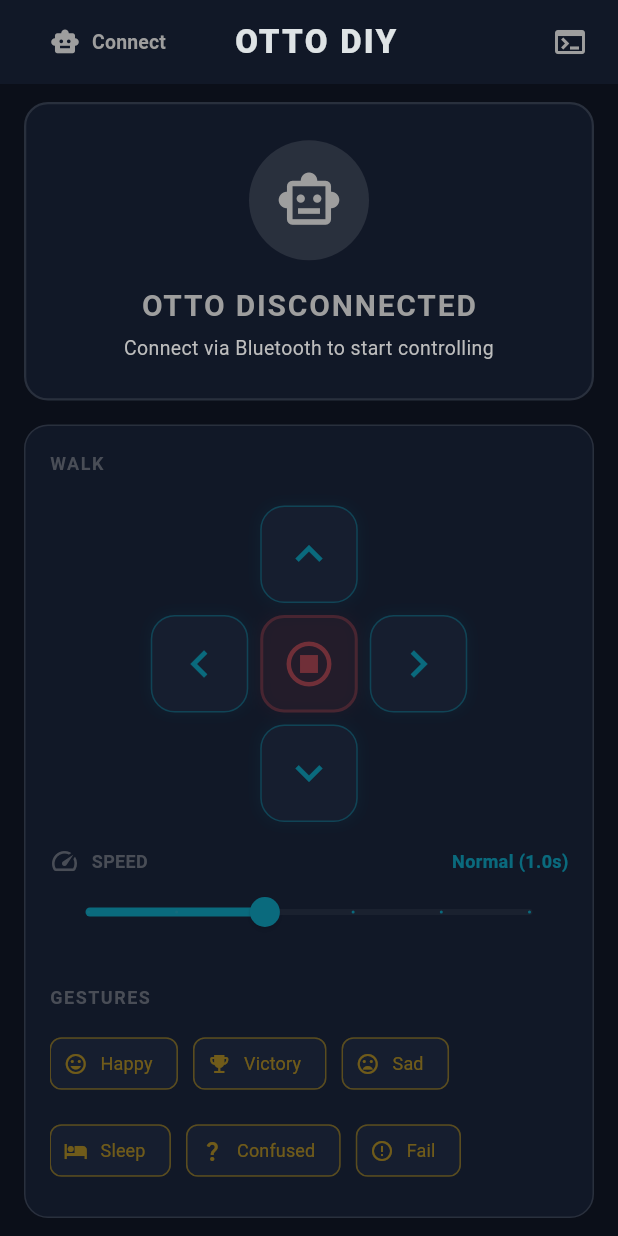
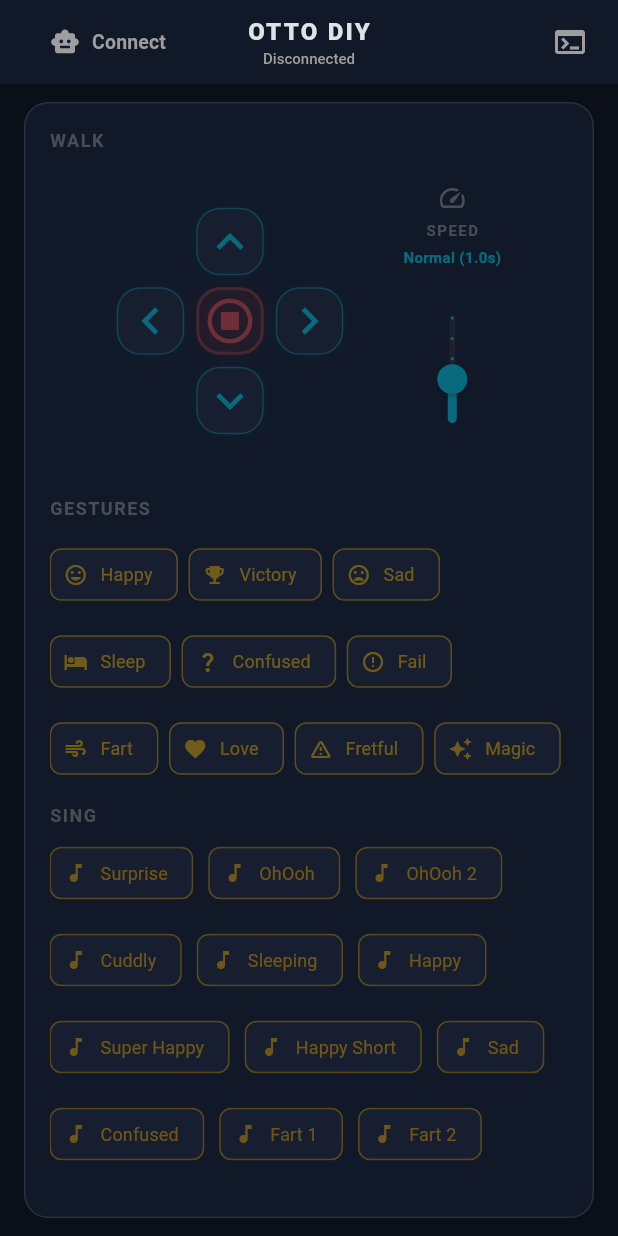
Before and after one commit to Dawied/ottodiy_classic_app, a Flutter app: the screen it shows after launch, on a phone screen of 412 x 824 dp. Run offline on Flutter 3.47's test engine with Material 3 defaults, Android fonts, the phone set to English and light mode, and no system bars; our stand-ins replace flutter_blue_plus, permission_handler.

Commit message:
Improved layout for mobile devices

```diff
--- a/lib/main.dart
+++ b/lib/main.dart
@@ -982,9 +982,29 @@
                     : _showConnectionModal,
               ),
             ),
-            title: const Text(
+            title: Column(
+              mainAxisSize: MainAxisSize.min,
+              children: [
+                const Text(
                   'OTTO DIY',
-              style: TextStyle(fontWeight: FontWeight.w900, letterSpacing: 1.5),
+                  style: TextStyle(
+                    fontWeight: FontWeight.w900,
+                    letterSpacing: 1.5,
+                    fontSize: 16,
+                  ),
+                ),
+                const SizedBox(height: 2),
+                Text(
+                  isConnected
+                      ? 'Connected: ${_btManager.connectedDevice!.name}'
+                      : 'Disconnected',
+                  style: TextStyle(
+                    fontSize: 10,
+                    fontWeight: FontWeight.w500,
+                    color: isConnected ? const Color(0xFF00E5FF) : Colors.grey,
+                  ),
+                ),
+              ],
             ),
             actions: [
               IconButton(
@@ -1015,64 +1035,9 @@
                 child: Column(
                   crossAxisAlignment: CrossAxisAlignment.stretch,
                   children: [
-                    // Top robot status panel
-                    Container(
-                      padding: const EdgeInsets.symmetric(
-                        vertical: 24,
-                        horizontal: 16,
-                      ),
-                      decoration: BoxDecoration(
-                        color: const Color(0xFF111827),
-                        borderRadius: BorderRadius.circular(16),
-                        border: Border.all(
-                          color: isConnected
-                              ? const Color(0xFF00E5FF).withValues(alpha: 0.3)
-                              : Colors.white10,
-                          width: 1.5,
-                        ),
-                      ),
-                      child: Column(
-                        children: [
-                          // Beautiful robot pulse visualization
-                          _RobotVisualizer(
-                            isConnected: isConnected,
-                            onTap: isConnected
-                                ? () => _btManager.disconnect()
-                                : _showConnectionModal,
-                          ),
-                          const SizedBox(height: 16),
-                          Text(
-                            isConnected
-                                ? 'OTTO CONNECTED'
-                                : 'OTTO DISCONNECTED',
-                            style: TextStyle(
-                              fontSize: 20,
-                              fontWeight: FontWeight.bold,
-                              color: isConnected
-                                  ? const Color(0xFF00E5FF)
-                                  : Colors.grey,
-                              letterSpacing: 1.2,
-                            ),
-                          ),
-                          const SizedBox(height: 4),
-                          Text(
-                            isConnected
-                                ? 'Device: ${_btManager.connectedDevice!.name}'
-                                : 'Connect via Bluetooth to start controlling',
-                            style: TextStyle(
-                              color: Colors.grey[400],
-                              fontSize: 13,
-                            ),
-                            textAlign: TextAlign.center,
-                          ),
-                        ],
-                      ),
-                    ),
-                    const SizedBox(height: 16),
-
                     // Controls Grid
                     Expanded(
-                      flex: 4,
+                      flex: 3,
                       child: Container(
                         padding: const EdgeInsets.all(16),
                         decoration: BoxDecoration(
@@ -1080,11 +1045,11 @@
                           borderRadius: BorderRadius.circular(16),
                           border: Border.all(color: Colors.white10),
                         ),
+                        child: SingleChildScrollView(
                           child: Opacity(
                             opacity: isConnected ? 1.0 : 0.4,
                             child: AbsorbPointer(
                               absorbing: !isConnected,
-                            child: SingleChildScrollView(
                               child: Column(
                                 crossAxisAlignment: CrossAxisAlignment.stretch,
                                 children: [
@@ -1098,10 +1063,15 @@
                                     ),
                                   ),
                                   const SizedBox(height: 20),
+                                  // Joystick and Speed Slider Side-by-Side
+                                  Row(
+                                    mainAxisAlignment: MainAxisAlignment.center,
+                                    crossAxisAlignment:
+                                        CrossAxisAlignment.center,
+                                    children: [
                                       // Joystick D-Pad Layout
-                                  Align(
-                                    alignment: Alignment.center,
-                                    child: Column(
+                                      Column(
+                                        mainAxisSize: MainAxisSize.min,
                                         children: [
                                           // Up
                                           _JoystickButton(
@@ -1127,7 +1097,8 @@
                                               ),
                                               const SizedBox(width: 8),
                                               _JoystickButton(
-                                              icon: Icons.stop_circle_outlined,
+                                                icon:
+                                                    Icons.stop_circle_outlined,
                                                 color: Colors.redAccent,
                                                 isCenter: true,
                                                 onPressed: () =>
@@ -1137,7 +1108,8 @@
                                               ),
                                               const SizedBox(width: 8),
                                               _JoystickButton(
-                                              icon: Icons.keyboard_arrow_right,
+                                                icon:
+                                                    Icons.keyboard_arrow_right,
                                                 color: const Color(0xFF00E5FF),
                                                 onPressed: () =>
                                                     _btManager.sendCommand(
@@ -1157,46 +1129,65 @@
                                           ),
                                         ],
                                       ),
-                                  ),
-                                  // Speed Slider
-                                  const SizedBox(height: 16),
-                                  Row(
+                                      const SizedBox(
+                                        width: 40,
+                                      ), // Spacing between joystick and slider
+                                      // Vertical Speed Slider Column
+                                      Column(
+                                        mainAxisSize: MainAxisSize.min,
                                         children: [
                                           const Icon(
                                             Icons.speed,
                                             color: Colors.grey,
                                             size: 20,
                                           ),
-                                      const SizedBox(width: 8),
+                                          const SizedBox(height: 4),
                                           const Text(
                                             'SPEED',
                                             style: TextStyle(
                                               color: Colors.grey,
-                                          fontSize: 12,
+                                              fontSize: 10,
                                               fontWeight: FontWeight.bold,
-                                        ),
-                                      ),
-                                      const Spacer(),
+                                              letterSpacing: 1.0,
+                                            ),
+                                          ),
+                                          const SizedBox(height: 4),
                                           Text(
-                                        _getSpeedLabel(_btManager.speedIndex),
+                                            _getSpeedLabel(
+                                              _btManager.speedIndex,
+                                            ),
                                             style: const TextStyle(
                                               color: Color(0xFF00E5FF),
                                               fontWeight: FontWeight.bold,
-                                          fontSize: 12,
-                                        ),
-                                      ),
-                                    ],
-                                  ),
-                                  Slider(
-                                    value: _btManager.speedIndex.toDouble(),
+                                              fontSize: 10,
+                                            ),
+                                            textAlign: TextAlign.center,
+                                          ),
+                                          const SizedBox(height: 8),
+                                          SizedBox(
+                                            height: 120,
+                                            child: RotatedBox(
+                                              quarterTurns: 3,
+                                              child: Slider(
+                                                value: _btManager.speedIndex
+                                                    .toDouble(),
                                                 min: 0,
                                                 max: 5,
                                                 divisions: 5,
-                                    activeColor: const Color(0xFF00E5FF),
+                                                activeColor: const Color(
+                                                  0xFF00E5FF,
+                                                ),
                                                 inactiveColor: Colors.white10,
                                                 onChanged: (value) {
-                                      _btManager.speedIndex = value.round();
-                                    },
+                                                  _btManager.speedIndex = value
+                                                      .round();
+                                                },
+                                              ),
+                                            ),
+                                          ),
+                                        ],
+                                      ),
+                                    ],
                                   ),
                                   const SizedBox(height: 24),
                                   const Text(
@@ -1210,7 +1201,7 @@
                                   ),
                                   const SizedBox(height: 12),
                                   Wrap(
-                                    spacing: 10,
+                                    spacing: 7,
                                     runSpacing: 10,
                                     children: [
                                       _SmallButton(
@@ -1285,7 +1276,7 @@
                                       ),
                                     ],
                                   ),
-                                  const SizedBox(height: 24),
+                                  const SizedBox(height: 12),
                                   const Text(
                                     'SING',
                                     style: TextStyle(
@@ -1295,53 +1286,11 @@
                                       letterSpacing: 1.0,
                                     ),
                                   ),
-                                  const SizedBox(height: 12),
+                                  const SizedBox(height: 6),
                                   Wrap(
                                     spacing: 10,
                                     runSpacing: 10,
                                     children: [
-                                      _SmallButton(
-                                        'Connection',
-                                        Icons.music_note,
-                                        const Color(0xFFFFB300),
-                                        () =>
-                                            _btManager.sendCommand('sing 0\n'),
-                                      ),
-                                      _SmallButton(
-                                        'Disconnection',
-                                        Icons.music_note,
-                                        const Color(0xFFFFB300),
-                                        () =>
-                                            _btManager.sendCommand('sing 1\n'),
-                                      ),
-                                      _SmallButton(
-                                        'Button Pushed',
-                                        Icons.music_note,
-                                        const Color(0xFFFFB300),
-                                        () =>
-                                            _btManager.sendCommand('sing 2\n'),
-                                      ),
-                                      _SmallButton(
-                                        'Mode 1',
-                                        Icons.music_note,
-                                        const Color(0xFFFFB300),
-                                        () =>
-                                            _btManager.sendCommand('sing 3\n'),
-                                      ),
-                                      _SmallButton(
-                                        'Mode 2',
-                                        Icons.music_note,
-                                        const Color(0xFFFFB300),
-                                        () =>
-                                            _btManager.sendCommand('sing 4\n'),
-                                      ),
-                                      _SmallButton(
-                                        'Mode 3',
-                                        Icons.music_note,
-                                        const Color(0xFFFFB300),
-                                        () =>
-                                            _btManager.sendCommand('sing 5\n'),
-                                      ),
                                       _SmallButton(
                                         'Surprise',
                                         Icons.music_note,
@@ -1585,7 +1534,7 @@
                     if (_isConsoleVisible) ...[
                       const SizedBox(height: 16),
                       Expanded(
-                        flex: 2,
+                        flex: 1,
                         child: Container(
                           decoration: BoxDecoration(
                             color: const Color(0xFF020617),
@@ -1780,8 +1729,8 @@
       child: GestureDetector(
         onTap: onPressed,
         child: Container(
-          width: 65,
-          height: 65,
+          width: 45,
+          height: 45,
           decoration: BoxDecoration(
             color: isCenter
                 ? color.withValues(alpha: 0.1)
@@ -1801,50 +1750,6 @@
             ],
           ),
           child: Icon(icon, size: 36, color: color),
-        ),
-      ),
-    );
-  }
-}
-
-// Robot Visualizer that glows when connected
-class _RobotVisualizer extends StatelessWidget {
-  final bool isConnected;
-  final VoidCallback? onTap;
-
-  const _RobotVisualizer({required this.isConnected, this.onTap});
-
-  @override
-  Widget build(BuildContext context) {
-    final glowColor = isConnected
-        ? const Color(0xFF00E5FF).withValues(alpha: 0.4)
-        : Colors.transparent;
-
-    return _HoverScale(
-      child: GestureDetector(
-        onTap: onTap,
-        child: Container(
-          decoration: BoxDecoration(
-            shape: BoxShape.circle,
-            boxShadow: [
-              BoxShadow(
-                color: glowColor,
-                blurRadius: isConnected ? 25 : 0,
-                spreadRadius: isConnected ? 5 : 0,
-              ),
-            ],
-          ),
-          child: CircleAvatar(
-            radius: 40,
-            backgroundColor: isConnected
-                ? const Color(0xFF00E5FF).withValues(alpha: 0.15)
-                : Colors.white10,
-            child: Icon(
-              isConnected ? Icons.smart_toy : Icons.smart_toy_outlined,
-              size: 44,
-              color: isConnected ? const Color(0xFF00E5FF) : Colors.grey,
-            ),
-          ),
         ),
       ),
     );
```
Lines whose indentation alone changed are shown as unchanged.
